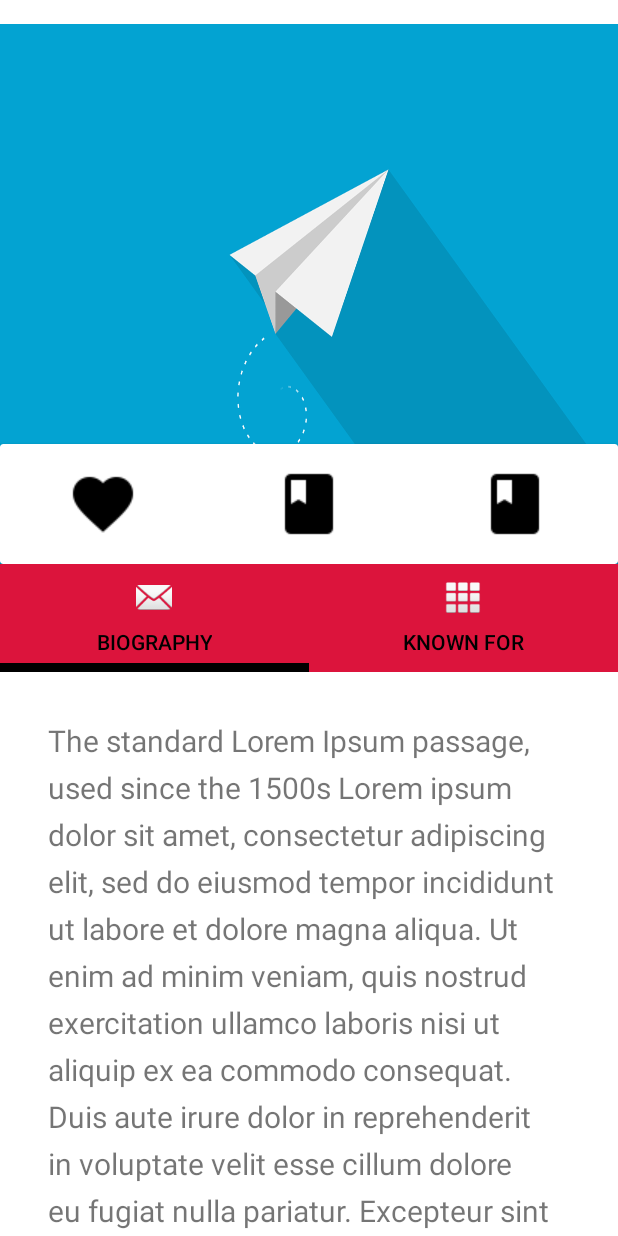
After one commit to ajay8704276/BigShowsEntertainment, an Android app: the PeopleBiographyFragment screen opened directly, with no data from a screen before it, on a phone screen of 412 x 824 dp. The commit adds this screen. Run offline under Robolectric (Android 15) with nearby library versions, the phone set to English and light mode, and no system bars.

Commit message:
Popular People with details basic set up

```diff
--- a/app/src/main/AndroidManifest.xml
+++ b/app/src/main/AndroidManifest.xml
@@ -116,6 +116,11 @@
             android:theme="@style/MyMaterialTheme"
             android:parentActivityName=".activity.home.BigShowsHomeActivity"/>
 
+        <activity android:name=".activity.people.PeopleDetailActivity"
+                  android:label=""
+                  android:theme="@style/MyMaterialTheme"
+                  android:parentActivityName=".activity.people.PeopleActivity"/>
+
 
     </application>
 
--- /dev/null
+++ b/app/src/main/java/com/app/bigshows/activity/people/PeopleDetailActivity.java
@@ -0,0 +1,49 @@
+package com.app.bigshows.activity.people;
+
+import android.os.Bundle;
+import android.support.annotation.Nullable;
+import android.support.v7.app.AppCompatActivity;
+
+import com.app.bigshows.R;
+import com.app.bigshows.fragments.people.PeopleDetailBaseFragment;
+
+/**
+ * Created by Ajay Kumar on 8/5/2016.
+ */
+
+public class PeopleDetailActivity extends AppCompatActivity {
+
+    PeopleDetailBaseFragment mPeopleDetailBaseFragment;
+
+
+    @Override
+    protected void onCreate(@Nullable Bundle savedInstanceState) {
+        super.onCreate(savedInstanceState);
+        setContentView(R.layout.base_activity);
+
+        initialiseFragment();
+       /* if (getIntent().getExtras() != null) {
+            int personID = getIntent().getExtras().getInt();
+            fragment initialisation
+            initialiseFragment(personID);
+
+        }*/
+
+
+    }
+
+    private void initialiseFragment() {
+        mPeopleDetailBaseFragment = new PeopleDetailBaseFragment(getSupportFragmentManager());
+        getSupportFragmentManager().beginTransaction()
+                .replace(R.id.base_fragment_container, mPeopleDetailBaseFragment)
+                .addToBackStack(null)
+                .commit();
+        //create service request
+        //startPeopleDetailServiceRequest(personID);
+    }
+
+    private void startPeopleDetailServiceRequest(int personID) {
+
+
+    }
+}
--- /dev/null
+++ b/app/src/main/java/com/app/bigshows/adapters/GenericPagerFragmentAdapter.java
@@ -0,0 +1,44 @@
+package com.app.bigshows.adapters;
+
+import android.support.v4.app.Fragment;
+import android.support.v4.app.FragmentManager;
+import android.support.v4.app.FragmentPagerAdapter;
+
+import java.util.ArrayList;
+import java.util.List;
+
+/**
+ * Created by Ajay Kumar on 8/5/2016.
+ */
+
+public class GenericPagerFragmentAdapter extends FragmentPagerAdapter {
+
+    private final List<Fragment> mFragmentList = new ArrayList<>();
+    private final List<String> mFragmentTitleList = new ArrayList<>();
+
+
+    public GenericPagerFragmentAdapter(FragmentManager mFragmentManager){
+        super(mFragmentManager);
+    }
+
+
+
+    @Override
+    public Fragment getItem(int position) {
+        return mFragmentList.get(position);
+    }
+
+    @Override
+    public int getCount() {
+        return mFragmentList.size();
+    }
+
+    @Override
+    public CharSequence getPageTitle(int position) {
+        return mFragmentTitleList.get(position);
+    }
+    public void addFragment(Fragment fragment , String title){
+        mFragmentList.add(fragment);
+        mFragmentTitleList.add(title);
+    }
+}
--- a/app/src/main/java/com/app/bigshows/adapters/people/PopularPeopleAdapter.java
+++ b/app/src/main/java/com/app/bigshows/adapters/people/PopularPeopleAdapter.java
@@ -1,6 +1,9 @@
 package com.app.bigshows.adapters.people;
 
+import android.content.Context;
+import android.content.Intent;
 import android.graphics.Bitmap;
+import android.support.v7.widget.CardView;
 import android.support.v7.widget.RecyclerView;
 import android.view.LayoutInflater;
 import android.view.View;
@@ -10,6 +13,7 @@ import android.widget.ProgressBar;
 import android.widget.TextView;
 
 import com.app.bigshows.R;
+import com.app.bigshows.activity.people.PeopleDetailActivity;
 import com.app.bigshows.model.People.People;
 import com.app.bigshows.utils.Constants;
 import com.app.bigshows.utils.GenericImageLoaderOptionBuilder;
@@ -31,6 +35,7 @@ public class PopularPeopleAdapter extends RecyclerView.Adapter<RecyclerView.View
 
     public static final int ITEM = 0;
     public static final int LOADING = 1;
+    public static final String PERSONID ="PERSONID";
 
     public ImageLoader imageLoader;
     public DisplayImageOptions options;
@@ -38,6 +43,7 @@ public class PopularPeopleAdapter extends RecyclerView.Adapter<RecyclerView.View
     public boolean mIsLoadingFooterAdded = false;
 
     List<People.Result> mPeopleResults;
+    private Context mContext;
 
 
     @Override
@@ -107,6 +113,7 @@ public class PopularPeopleAdapter extends RecyclerView.Adapter<RecyclerView.View
 
     private void bindPopularPeopleViewHolder(RecyclerView.ViewHolder holder, int position) {
 
+        final int personID = mPeopleResults.get(position).getId();
         List<People.KnownFor> mKnownFor = mPeopleResults.get(position).getKnownFor();
         StringBuilder mStringBuilder = new StringBuilder();
         for (int i = 0; i < mKnownFor.size(); i++) {
@@ -120,6 +127,14 @@ public class PopularPeopleAdapter extends RecyclerView.Adapter<RecyclerView.View
         mPopularPeopleViewHolder.mPeopleNameTV.setText(mPeopleResults.get(position).getName());
         mPopularPeopleViewHolder.mPeopleKnownFor.setText(mStringBuilder);
         imageLoader.displayImage(Constants.IMAGE_PATH + mPeopleResults.get(position).getProfilePath(), mPopularPeopleViewHolder.mPeopleIV, options);
+        mPopularPeopleViewHolder.mPeopleCardView.setOnClickListener(new View.OnClickListener() {
+            @Override
+            public void onClick(View view) {
+                Intent intent = new Intent(mContext, PeopleDetailActivity.class);
+                intent.putExtra(PERSONID,personID);
+                mContext.startActivity(intent);
+            }
+        });
     }
 
     @Override
@@ -133,9 +148,11 @@ public class PopularPeopleAdapter extends RecyclerView.Adapter<RecyclerView.View
         TextView mPeopleNameTV;
         TextView mPeopleKnownFor;
         ImageView mPeopleIV;
+        CardView mPeopleCardView;
 
         public PopularPeopleViewHolder(View itemView) {
             super(itemView);
+            mPeopleCardView = (CardView) itemView.findViewById(R.id.popular_people_CV);
             mPeopleNameTV = (TextView) itemView.findViewById(R.id.people_name);
             mPeopleKnownFor = (TextView) itemView.findViewById(R.id.people_knownfor);
             mPeopleIV = (ImageView) itemView.findViewById(R.id.popular_imageview);
@@ -207,9 +224,10 @@ public class PopularPeopleAdapter extends RecyclerView.Adapter<RecyclerView.View
     }
 
 
-    public PopularPeopleAdapter() {
+    public PopularPeopleAdapter(Context mContext) {
+        mPeopleResults = new ArrayList<>();
+        this.mContext = mContext;
 
-        mPeopleResults = new ArrayList<>();
     }
 
 }
--- /dev/null
+++ b/app/src/main/java/com/app/bigshows/fragments/people/PeopleBiographyFragment.java
@@ -0,0 +1,25 @@
+package com.app.bigshows.fragments.people;
+
+import android.os.Bundle;
+import android.support.annotation.Nullable;
+import android.support.v4.app.Fragment;
+import android.view.LayoutInflater;
+import android.view.View;
+import android.view.ViewGroup;
+
+import com.app.bigshows.R;
+
+/**
+ * Created by Ajay Kumar on 8/5/2016.
+ */
+
+public class PeopleBiographyFragment extends Fragment {
+
+    @Nullable
+    @Override
+    public View onCreateView(LayoutInflater inflater, @Nullable ViewGroup container, @Nullable Bundle savedInstanceState) {
+
+        View view = inflater.inflate(R.layout.peopple_biography_frag,container,false);
+        return view;
+    }
+}
--- /dev/null
+++ b/app/src/main/java/com/app/bigshows/fragments/people/PeopleDetailBaseFragment.java
@@ -0,0 +1,99 @@
+package com.app.bigshows.fragments.people;
+
+import android.content.Context;
+import android.os.Bundle;
+import android.support.annotation.Nullable;
+import android.support.design.widget.TabLayout;
+import android.support.v4.app.Fragment;
+import android.support.v4.app.FragmentManager;
+import android.support.v4.view.ViewPager;
+import android.support.v7.widget.CardView;
+import android.support.v7.widget.Toolbar;
+import android.view.LayoutInflater;
+import android.view.View;
+import android.view.ViewGroup;
+
+import com.app.bigshows.R;
+import com.app.bigshows.adapters.GenericPagerFragmentAdapter;
+
+/**
+ * Created by Ajay Kumar on 8/5/2016.
+ */
+
+public class PeopleDetailBaseFragment extends Fragment implements ViewPager.OnPageChangeListener{
+
+    private ViewPager mViewPager;
+    private TabLayout mTabLayout;
+    private FragmentManager mFragmentManager;
+    private CardView mCardView;
+    private Toolbar mToolbar;
+
+    @Nullable
+    @Override
+    public View onCreateView(LayoutInflater inflater, @Nullable ViewGroup container, @Nullable Bundle savedInstanceState) {
+        View view = inflater.inflate(R.layout.people_base_frag,container,false);
+
+        initTab(view);
+
+        return view;
+    }
+
+    private void initTab(View view) {
+
+        mCardView = (CardView) view.findViewById(R.id.general_cardview);
+        mToolbar = (Toolbar) view.findViewById(R.id.general_toolbar);
+
+        mViewPager = (ViewPager) view.findViewById(R.id.general_viewpager);
+        mViewPager.addOnPageChangeListener(this);
+        setupViewPager(mViewPager);
+
+        mTabLayout = (TabLayout) view.findViewById(R.id.general_tab);
+        mTabLayout.setupWithViewPager(mViewPager);
+        setupTabIcon();
+    }
+
+
+
+    private void setupViewPager(ViewPager mViewPager) {
+
+        GenericPagerFragmentAdapter mGenericPagerFragmentAdapter = new GenericPagerFragmentAdapter(mFragmentManager);
+        mGenericPagerFragmentAdapter.addFragment(new PeopleBiographyFragment(),"BIOGRAPHY");
+        mGenericPagerFragmentAdapter.addFragment(new PeopleKknowForFragment(),"KNOWN FOR");
+        mViewPager.setAdapter(mGenericPagerFragmentAdapter);
+    }
+
+
+    private void setupTabIcon() {
+        mTabLayout.getTabAt(0).setIcon(android.R.drawable.ic_dialog_email);
+        mTabLayout.getTabAt(1).setIcon(android.R.drawable.ic_dialog_dialer);
+    }
+
+    public PeopleDetailBaseFragment(FragmentManager mFragmentManager){
+        this.mFragmentManager = mFragmentManager;
+
+    }
+
+    @Override
+    public void onPageScrolled(int position, float positionOffset, int positionOffsetPixels) {
+
+    }
+
+    @Override
+    public void onPageSelected(int position) {
+
+        switch (position){
+            case 0:
+                mCardView.setVisibility(View.VISIBLE);
+                break;
+            case 1:
+                mCardView.setVisibility(View.GONE);
+                break;
+        }
+
+    }
+
+    @Override
+    public void onPageScrollStateChanged(int state) {
+
+    }
+}
--- /dev/null
+++ b/app/src/main/java/com/app/bigshows/fragments/people/PeopleKknowForFragment.java
@@ -0,0 +1,24 @@
+package com.app.bigshows.fragments.people;
+
+import android.os.Bundle;
+import android.support.annotation.Nullable;
+import android.support.v4.app.Fragment;
+import android.view.LayoutInflater;
+import android.view.View;
+import android.view.ViewGroup;
+
+import com.app.bigshows.R;
+
+/**
+ * Created by Ajay Kumar on 8/5/2016.
+ */
+
+public class PeopleKknowForFragment extends Fragment {
+
+    @Nullable
+    @Override
+    public View onCreateView(LayoutInflater inflater, @Nullable ViewGroup container, @Nullable Bundle savedInstanceState) {
+        View view = inflater.inflate(R.layout.people_knownfor_frag,container,false);
+        return view;
+    }
+}
--- a/app/src/main/java/com/app/bigshows/fragments/people/People_PopularPeople.java
+++ b/app/src/main/java/com/app/bigshows/fragments/people/People_PopularPeople.java
@@ -74,7 +74,7 @@ public class People_PopularPeople extends Fragment {
         mPopularPeopleRV.setLayoutManager(mStaggeredGridLayoutManager);
         mPopularPeopleRV.hasFixedSize();*/
 
-        mPopularPeopleAdapter = new PopularPeopleAdapter();
+        mPopularPeopleAdapter = new PopularPeopleAdapter(getContext());
         mPopularPeopleRV.setAdapter(mPopularPeopleAdapter);
 
         //pagination starts here
--- /dev/null
+++ b/app/src/main/res/layout/base_activity.xml
@@ -0,0 +1,12 @@
+<?xml version="1.0" encoding="utf-8"?>
+<LinearLayout xmlns:android="http://schemas.android.com/apk/res/android"
+              android:orientation="vertical"
+              android:layout_width="match_parent"
+              android:layout_height="match_parent">
+
+    <FrameLayout
+        android:id="@+id/base_fragment_container"
+        android:layout_width="match_parent"
+        android:layout_height="match_parent"/>
+
+</LinearLayout>
--- a/app/src/main/res/layout/item_divider.xml
+++ b/app/src/main/res/layout/item_divider.xml
@@ -1,7 +1,7 @@
 <?xml version="1.0" encoding="utf-8"?>
 <View xmlns:android="http://schemas.android.com/apk/res/android"
     android:layout_width="match_parent"
-    android:layout_height="1dp"
+    android:layout_height="2dp"
     android:layout_marginBottom="8dp"
     android:layout_marginTop="8dp"
-    android:background="#B6B6B6" />
+    android:background="#000000" />
--- /dev/null
+++ b/app/src/main/res/layout/people_base_frag.xml
@@ -0,0 +1,103 @@
+<?xml version="1.0" encoding="utf-8"?>
+<android.support.design.widget.CoordinatorLayout xmlns:android="http://schemas.android.com/apk/res/android"
+                                                 android:layout_width="match_parent"
+                                                 android:layout_height="match_parent"
+                                                 xmlns:app="http://schemas.android.com/apk/res-auto"
+                                                 android:background="@android:color/background_light"
+                                                 android:fitsSystemWindows="true"
+                                                 android:paddingTop="@dimen/activity_horizontal_margin">
+
+    <android.support.design.widget.AppBarLayout
+        android:id="@+id/general_appbar"
+        android:layout_width="match_parent"
+        android:layout_height="360dp"
+        android:fitsSystemWindows="true"
+        android:theme="@style/ThemeOverlay.AppCompat.Dark.ActionBar">
+
+        <android.support.design.widget.CollapsingToolbarLayout
+            android:id="@+id/general_collapsing_toolbar"
+            android:layout_width="match_parent"
+            android:layout_height="match_parent"
+            android:fitsSystemWindows="true"
+            app:contentScrim="?attr/colorPrimary"
+            app:expandedTitleMarginEnd="64dp"
+            app:expandedTitleMarginStart="48dp"
+            app:layout_scrollFlags="scroll|exitUntilCollapsed">
+
+            <ImageView
+                android:id="@+id/general_imageview"
+                android:layout_width="match_parent"
+                android:layout_height="match_parent"
+                android:fitsSystemWindows="true"
+                android:scaleType="centerCrop"
+                android:background="@drawable/aircraft"
+                app:layout_collapseMode="parallax" />
+            <android.support.v7.widget.CardView
+                android:id="@+id/general_cardview"
+                android:paddingTop="@dimen/activity_horizontal_margin"
+                android:layout_marginTop="@dimen/activity_horizontal_margin"
+                android:layout_gravity="bottom"
+                app:layout_collapseMode="pin"
+                android:fitsSystemWindows="true"
+                android:layout_width="match_parent"
+                android:layout_height="80dp">
+                <LinearLayout
+                    android:paddingBottom="@dimen/activity_horizontal_margin"
+                    android:paddingTop="@dimen/activity_horizontal_margin"
+                    android:weightSum="3"
+                    android:orientation="horizontal"
+                    android:layout_width="match_parent"
+                    android:layout_height="wrap_content">
+                    <ImageView
+                        android:layout_weight="1"
+                        android:src="@drawable/ic_favorite_black"
+                        android:layout_width="wrap_content"
+                        android:layout_height="wrap_content"/>
+                    <ImageView
+                        android:layout_weight="1"
+                        android:src="@drawable/ic_book_mark"
+                        android:layout_width="wrap_content"
+                        android:layout_height="wrap_content"/>
+                    <ImageView
+                        android:src="@drawable/ic_book_mark"
+                        android:layout_weight="1"
+                        android:layout_width="wrap_content"
+                        android:layout_height="wrap_content"/>
+                </LinearLayout>
+            </android.support.v7.widget.CardView>
+
+
+            <android.support.v7.widget.Toolbar
+                android:title="Biography"
+                android:id="@+id/general_toolbar"
+                android:layout_width="match_parent"
+                android:layout_height="?attr/actionBarSize"
+                app:layout_collapseMode="none"/>
+
+        </android.support.design.widget.CollapsingToolbarLayout>
+    </android.support.design.widget.AppBarLayout>
+
+
+    <android.support.v4.view.ViewPager
+        android:id="@+id/general_viewpager"
+        android:layout_width="match_parent"
+        android:layout_height="wrap_content"
+        android:layout_below="@+id/general_tab"
+        app:layout_behavior="@string/appbar_scrolling_view_behavior">
+        <android.support.design.widget.TabLayout
+            android:id="@+id/general_tab"
+            android:layout_width="match_parent"
+            android:layout_height="wrap_content"
+            android:layout_marginTop="@dimen/activity_horizontal_margin"
+            app:layout_collapseMode="parallax"
+            app:tabGravity="fill"
+            app:tabBackground="@color/crimson"
+            app:tabIndicatorColor="@android:color/black"
+            app:tabIndicatorHeight="6dp"
+            app:tabSelectedTextColor="@android:color/black"
+            app:tabTextColor="@android:color/black" />
+
+    </android.support.v4.view.ViewPager>
+
+
+</android.support.design.widget.CoordinatorLayout>
--- /dev/null
+++ b/app/src/main/res/layout/people_knownfor_frag.xml
@@ -0,0 +1,22 @@
+<?xml version="1.0" encoding="utf-8"?>
+<LinearLayout xmlns:android="http://schemas.android.com/apk/res/android"
+              android:layout_margin="@dimen/activity_horizontal_margin"
+              android:orientation="vertical"
+              android:padding="@dimen/activity_horizontal_margin"
+              android:layout_width="match_parent"
+              android:layout_height="match_parent">
+
+    <android.support.v4.widget.NestedScrollView
+        android:layout_width="match_parent"
+        android:layout_height="wrap_content">
+        <TextView
+            android:padding="@dimen/activity_horizontal_margin"
+            android:textSize="20sp"
+            android:lineSpacingExtra="8dp"
+            android:text="@string/lorem_ipsum_text"
+            android:layout_width="match_parent"
+            android:layout_height="wrap_content" />
+    </android.support.v4.widget.NestedScrollView>
+
+
+</LinearLayout>
--- /dev/null
+++ b/app/src/main/res/layout/peopple_biography_frag.xml
@@ -0,0 +1,21 @@
+<?xml version="1.0" encoding="utf-8"?>
+<LinearLayout xmlns:android="http://schemas.android.com/apk/res/android"
+              android:padding="@dimen/activity_horizontal_margin"
+              android:layout_margin="@dimen/activity_horizontal_margin"
+              android:orientation="vertical"
+              android:layout_width="match_parent"
+              android:layout_height="match_parent">
+
+    <android.support.v4.widget.NestedScrollView
+
+        android:layout_width="match_parent"
+        android:layout_height="wrap_content">
+        <TextView
+            android:padding="@dimen/activity_horizontal_margin"
+            android:textSize="20sp"
+            android:lineSpacingExtra="8dp"
+            android:text="@string/lorem_ipsum_text"
+            android:layout_width="match_parent"
+            android:layout_height="wrap_content" />
+    </android.support.v4.widget.NestedScrollView>
+</LinearLayout>
--- a/app/src/main/res/values/colors.xml
+++ b/app/src/main/res/values/colors.xml
@@ -28,4 +28,7 @@
     <color name="float_button_primary_pressed">#388E3C</color>
     <color name="float_button_ripple">#2E7D32</color>
 
+
+    <color name="crimson">#DC143C</color>
+
 </resources>
```
